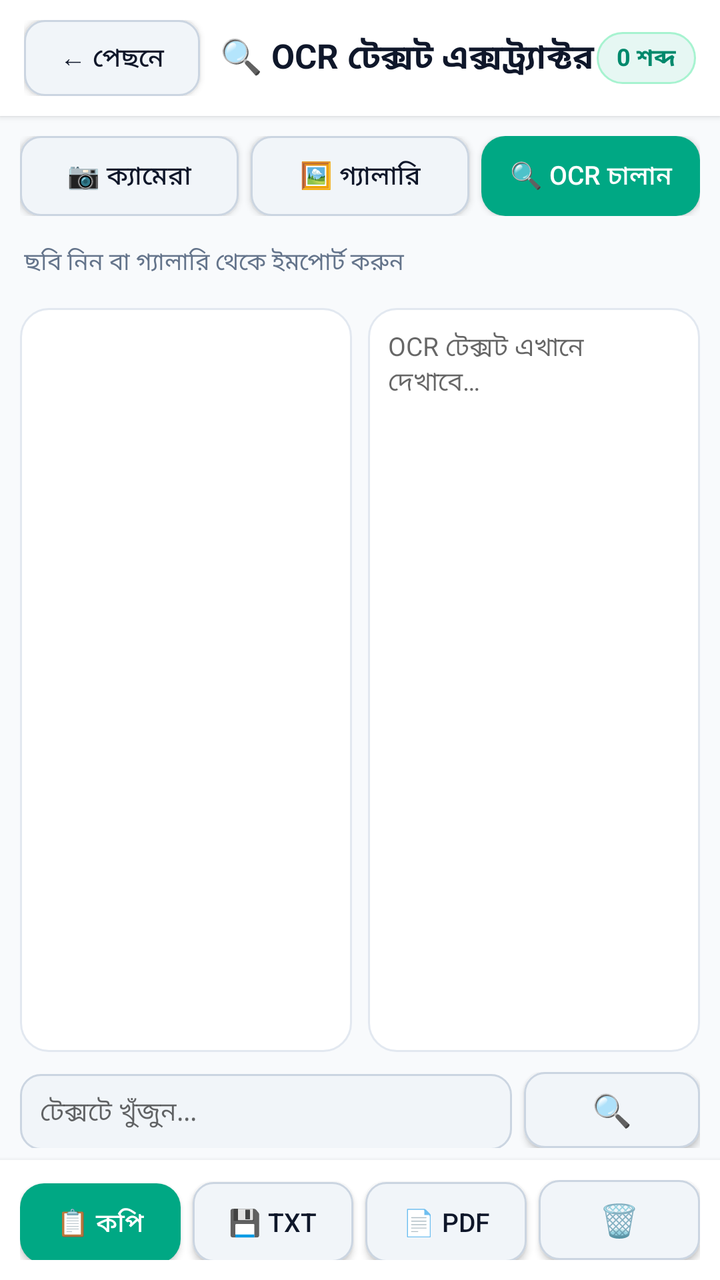
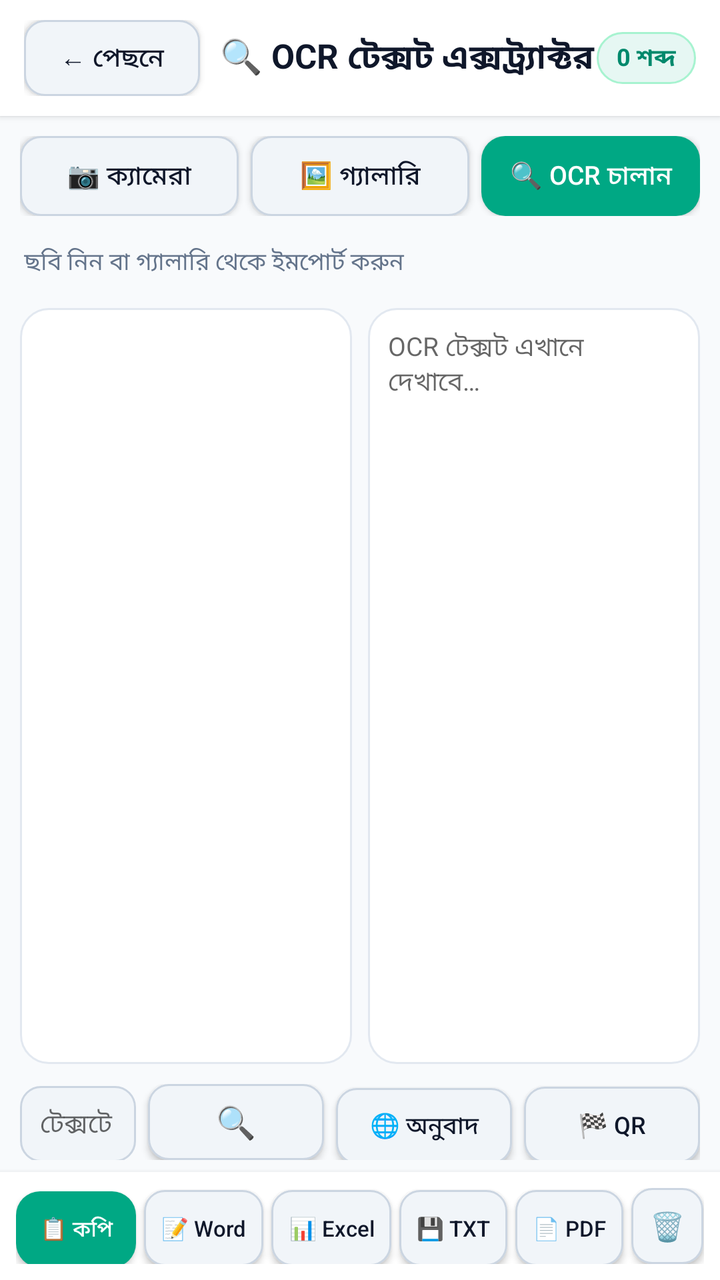

The first picture is an Android layout as it rendered before a commit; the second is the same layout after the commit. The layout source and the unified diff follow.
<!-- AndroidManifest.xml: application theme Theme.CamLabStudio -->
<!-- res/layout/activity_ocr.xml -->
<?xml version="1.0" encoding="utf-8"?>
<LinearLayout xmlns:android="http://schemas.android.com/apk/res/android"
    android:layout_width="match_parent"
    android:layout_height="match_parent"
    android:orientation="vertical"
    android:background="#F8FAFC"
    android:fitsSystemWindows="true">

    
    <LinearLayout
        android:layout_width="match_parent"
        android:layout_height="wrap_content"
        android:background="#FFFFFF"
        android:paddingHorizontal="12dp"
        android:paddingVertical="10dp"
        android:gravity="center_vertical"
        android:elevation="2dp">

        <androidx.appcompat.widget.AppCompatButton
            android:id="@+id/btn_ocr_back"
            android:layout_width="wrap_content"
            android:layout_height="38dp"
            android:paddingHorizontal="12dp"
            android:text="← পেছনে"
            android:textAllCaps="false"
            android:background="@drawable/bg_btn_outline"
            android:textColor="#0F172A"
            android:textSize="13sp" />

        <TextView
            android:layout_width="0dp"
            android:layout_height="wrap_content"
            android:layout_weight="1"
            android:layout_marginStart="10dp"
            android:text="🔍 OCR টেক্সট এক্সট্র্যাক্টর"
            android:textColor="#0F172A"
            android:textSize="17sp"
            android:textStyle="bold" />

        <TextView
            android:id="@+id/tv_ocr_word_count"
            android:layout_width="wrap_content"
            android:layout_height="wrap_content"
            android:background="@drawable/bg_chip"
            android:paddingHorizontal="10dp"
            android:paddingVertical="4dp"
            android:text="0 শব্দ"
            android:textColor="#00896C"
            android:textStyle="bold"
            android:textSize="12sp" />
    </LinearLayout>

    
    <LinearLayout
        android:layout_width="match_parent"
        android:layout_height="wrap_content"
        android:orientation="horizontal"
        android:padding="10dp">

        <androidx.appcompat.widget.AppCompatButton
            android:id="@+id/btn_ocr_camera"
            android:layout_width="0dp"
            android:layout_height="40dp"
            android:layout_weight="1"
            android:layout_marginEnd="6dp"
            android:text="📷 ক্যামেরা"
            android:textAllCaps="false"
            android:textSize="13sp"
            android:textColor="#0F172A"
            android:background="@drawable/bg_btn_outline" />

        <androidx.appcompat.widget.AppCompatButton
            android:id="@+id/btn_ocr_gallery"
            android:layout_width="0dp"
            android:layout_height="40dp"
            android:layout_weight="1"
            android:layout_marginEnd="6dp"
            android:text="🖼️ গ্যালারি"
            android:textAllCaps="false"
            android:textSize="13sp"
            android:textColor="#0F172A"
            android:background="@drawable/bg_btn_outline" />

        <androidx.appcompat.widget.AppCompatButton
            android:id="@+id/btn_ocr_run"
            android:layout_width="0dp"
            android:layout_height="40dp"
            android:layout_weight="1"
            android:text="🔍 OCR চালান"
            android:textAllCaps="false"
            android:textSize="13sp"
            android:textColor="#FFFFFF"
            android:background="@drawable/bg_btn_primary" />
    </LinearLayout>

    
    <ProgressBar
        android:id="@+id/pb_ocr"
        android:layout_width="match_parent"
        android:layout_height="4dp"
        style="?android:attr/progressBarStyleHorizontal"
        android:visibility="gone"
        android:indeterminate="true"
        android:progressTint="#00896C" />

    <TextView
        android:id="@+id/tv_ocr_status"
        android:layout_width="match_parent"
        android:layout_height="wrap_content"
        android:paddingHorizontal="12dp"
        android:paddingVertical="4dp"
        android:text="ছবি নিন বা গ্যালারি থেকে ইমপোর্ট করুন"
        android:textColor="#64748B"
        android:textSize="12sp" />

    
    <LinearLayout
        android:layout_width="match_parent"
        android:layout_height="0dp"
        android:layout_weight="1"
        android:orientation="horizontal"
        android:padding="10dp">

        
        <ImageView
            android:id="@+id/iv_ocr_preview"
            android:layout_width="0dp"
            android:layout_height="match_parent"
            android:layout_weight="1"
            android:layout_marginEnd="8dp"
            android:scaleType="fitCenter"
            android:background="@drawable/bg_card"
            android:padding="4dp"
            android:contentDescription="OCR Source Image" />

        
        <EditText
            android:id="@+id/et_ocr_result"
            android:layout_width="0dp"
            android:layout_height="match_parent"
            android:layout_weight="1"
            android:hint="OCR টেক্সট এখানে দেখাবে…"
            android:gravity="top|start"
            android:textSize="13sp"
            android:textColor="#0F172A"
            android:background="@drawable/bg_card"
            android:padding="10dp"
            android:scrollbarAlwaysDrawVerticalTrack="true"
            android:scrollbars="vertical"
            android:overScrollMode="always"
            android:inputType="textMultiLine"
            android:imeOptions="flagNoEnterAction" />
    </LinearLayout>

    
    <LinearLayout
        android:layout_width="match_parent"
        android:layout_height="wrap_content"
        android:orientation="horizontal"
        android:paddingHorizontal="10dp"
        android:paddingBottom="6dp">

        <EditText
            android:id="@+id/et_ocr_search"
            android:layout_width="0dp"
            android:layout_height="38dp"
            android:layout_weight="1"
            android:layout_marginEnd="6dp"
            android:hint="টেক্সটে খুঁজুন..."
            android:textSize="13sp"
            android:textColor="#0F172A"
            android:background="@drawable/bg_btn_outline"
            android:paddingHorizontal="10dp"
            android:imeOptions="actionSearch"
            android:inputType="text" />

        <androidx.appcompat.widget.AppCompatButton
            android:id="@+id/btn_ocr_highlight"
            android:layout_width="wrap_content"
            android:layout_height="38dp"
            android:paddingHorizontal="10dp"
            android:text="🔍"
            android:textAllCaps="false"
            android:textSize="16sp"
            android:textColor="#00896C"
            android:background="@drawable/bg_btn_outline" />
    </LinearLayout>

    
    <LinearLayout
        android:layout_width="match_parent"
        android:layout_height="wrap_content"
        android:orientation="horizontal"
        android:background="#FFFFFF"
        android:paddingHorizontal="10dp"
        android:paddingVertical="10dp"
        android:elevation="4dp">

        <androidx.appcompat.widget.AppCompatButton
            android:id="@+id/btn_ocr_copy"
            android:layout_width="0dp"
            android:layout_height="40dp"
            android:layout_weight="1"
            android:layout_marginEnd="6dp"
            android:text="📋 কপি"
            android:textAllCaps="false"
            android:textSize="13sp"
            android:textColor="#FFFFFF"
            android:background="@drawable/bg_btn_primary" />

        <androidx.appcompat.widget.AppCompatButton
            android:id="@+id/btn_ocr_save_txt"
            android:layout_width="0dp"
            android:layout_height="40dp"
            android:layout_weight="1"
            android:layout_marginEnd="6dp"
            android:text="💾 TXT"
            android:textAllCaps="false"
            android:textSize="13sp"
            android:textColor="#0F172A"
            android:background="@drawable/bg_btn_outline" />

        <androidx.appcompat.widget.AppCompatButton
            android:id="@+id/btn_ocr_save_pdf"
            android:layout_width="0dp"
            android:layout_height="40dp"
            android:layout_weight="1"
            android:layout_marginEnd="6dp"
            android:text="📄 PDF"
            android:textAllCaps="false"
            android:textSize="13sp"
            android:textColor="#0F172A"
            android:background="@drawable/bg_btn_outline" />

        <androidx.appcompat.widget.AppCompatButton
            android:id="@+id/btn_ocr_clear"
            android:layout_width="0dp"
            android:layout_height="40dp"
            android:layout_weight="1"
            android:text="🗑️"
            android:textAllCaps="false"
            android:textSize="16sp"
            android:textColor="#EF4444"
            android:background="@drawable/bg_btn_outline" />
    </LinearLayout>
</LinearLayout>
<!-- resources referenced by this layout -->
<resources>
  <!-- drawable bg_btn_outline (drawable) -->
  <?xml version="1.0" encoding="utf-8"?>
  <shape xmlns:android="http://schemas.android.com/apk/res/android" android:shape="rectangle">
      <solid android:color="#F1F5F9" />
      <corners android:radius="10dp" />
      <stroke android:width="1dp" android:color="#CBD5E1" />
  </shape>
  <!-- drawable bg_btn_primary (drawable) -->
  <?xml version="1.0" encoding="utf-8"?>
  <shape xmlns:android="http://schemas.android.com/apk/res/android" android:shape="rectangle">
      <solid android:color="#00A884" />
      <corners android:radius="12dp" />
  </shape>
  <!-- drawable bg_card (drawable) -->
  <?xml version="1.0" encoding="utf-8"?>
  <shape xmlns:android="http://schemas.android.com/apk/res/android" android:shape="rectangle">
      <solid android:color="#FFFFFF" />
      <corners android:radius="14dp" />
      <stroke android:width="1dp" android:color="#E2E8F0" />
  </shape>
  <!-- drawable bg_chip (drawable) -->
  <?xml version="1.0" encoding="utf-8"?>
  <shape xmlns:android="http://schemas.android.com/apk/res/android" android:shape="rectangle">
      <solid android:color="#E6F7F3" />
      <corners android:radius="20dp" />
      <stroke android:width="1dp" android:color="#A7F3D0" />
  </shape>
  <style name="Theme.CamLabStudio" parent="Theme.MaterialComponents.Light.NoActionBar">
          <item name="colorPrimary">#00A884</item>
          <item name="colorPrimaryDark">#00896C</item>
          <item name="colorAccent">#00A884</item>
          <item name="android:statusBarColor">#00896C</item>
          <item name="android:textAllCaps">false</item>
      </style>
</resources>

<!-- the commit's change to res/layout/activity_ocr.xml (unified diff, before → after) -->
@@ -179,11 +179,35 @@
             android:layout_width="wrap_content"
             android:layout_height="38dp"
             android:paddingHorizontal="10dp"
+            android:layout_marginEnd="6dp"
             android:text="🔍"
             android:textAllCaps="false"
             android:textSize="16sp"
             android:textColor="#00896C"
             android:background="@drawable/bg_btn_outline" />
+
+        <androidx.appcompat.widget.AppCompatButton
+            android:id="@+id/btn_ocr_translate"
+            android:layout_width="wrap_content"
+            android:layout_height="38dp"
+            android:paddingHorizontal="10dp"
+            android:layout_marginEnd="6dp"
+            android:text="🌐 অনুবাদ"
+            android:textAllCaps="false"
+            android:textSize="12sp"
+            android:textColor="#0F172A"
+            android:background="@drawable/bg_btn_outline" />
+
+        <androidx.appcompat.widget.AppCompatButton
+            android:id="@+id/btn_ocr_qr"
+            android:layout_width="wrap_content"
+            android:layout_height="38dp"
+            android:paddingHorizontal="10dp"
+            android:text="🏁 QR"
+            android:textAllCaps="false"
+            android:textSize="12sp"
+            android:textColor="#0F172A"
+            android:background="@drawable/bg_btn_outline" />
     </LinearLayout>
 
     
@@ -192,54 +216,77 @@
         android:layout_height="wrap_content"
         android:orientation="horizontal"
         android:background="#FFFFFF"
-        android:paddingHorizontal="10dp"
-        android:paddingVertical="10dp"
+        android:paddingHorizontal="8dp"
+        android:paddingVertical="8dp"
         android:elevation="4dp">
 
         <androidx.appcompat.widget.AppCompatButton
             android:id="@+id/btn_ocr_copy"
             android:layout_width="0dp"
-            android:layout_height="40dp"
-            android:layout_weight="1"
-            android:layout_marginEnd="6dp"
+            android:layout_height="38dp"
+            android:layout_weight="1"
+            android:layout_marginEnd="4dp"
             android:text="📋 কপি"
             android:textAllCaps="false"
-            android:textSize="13sp"
+            android:textSize="11sp"
             android:textColor="#FFFFFF"
             android:background="@drawable/bg_btn_primary" />
 
         <androidx.appcompat.widget.AppCompatButton
+            android:id="@+id/btn_ocr_save_doc"
+            android:layout_width="0dp"
+            android:layout_height="38dp"
+            android:layout_weight="1"
+            android:layout_marginEnd="4dp"
+            android:text="📝 Word"
+            android:textAllCaps="false"
+            android:textSize="11sp"
+            android:textColor="#0F172A"
+            android:background="@drawable/bg_btn_outline" />
+
+        <androidx.appcompat.widget.AppCompatButton
+            android:id="@+id/btn_ocr_save_csv"
+            android:layout_width="0dp"
+            android:layout_height="38dp"
+            android:layout_weight="1"
+            android:layout_marginEnd="4dp"
+            android:text="📊 Excel"
+            android:textAllCaps="false"
+            android:textSize="11sp"
+            android:textColor="#0F172A"
+            android:background="@drawable/bg_btn_outline" />
+
+        <androidx.appcompat.widget.AppCompatButton
             android:id="@+id/btn_ocr_save_txt"
             android:layout_width="0dp"
-            android:layout_height="40dp"
-            android:layout_weight="1"
-            android:layout_marginEnd="6dp"
+            android:layout_height="38dp"
+            android:layout_weight="0.9"
+            android:layout_marginEnd="4dp"
             android:text="💾 TXT"
             android:textAllCaps="false"
-            android:textSize="13sp"
+            android:textSize="11sp"
             android:textColor="#0F172A"
             android:background="@drawable/bg_btn_outline" />
 
         <androidx.appcompat.widget.AppCompatButton
             android:id="@+id/btn_ocr_save_pdf"
             android:layout_width="0dp"
-            android:layout_height="40dp"
-            android:layout_weight="1"
-            android:layout_marginEnd="6dp"
+            android:layout_height="38dp"
+            android:layout_weight="0.9"
+            android:layout_marginEnd="4dp"
             android:text="📄 PDF"
             android:textAllCaps="false"
-            android:textSize="13sp"
+            android:textSize="11sp"
             android:textColor="#0F172A"
             android:background="@drawable/bg_btn_outline" />
 
         <androidx.appcompat.widget.AppCompatButton
             android:id="@+id/btn_ocr_clear"
-            android:layout_width="0dp"
-            android:layout_height="40dp"
-            android:layout_weight="1"
+            android:layout_width="36dp"
+            android:layout_height="38dp"
             android:text="🗑️"
             android:textAllCaps="false"
-            android:textSize="16sp"
+            android:textSize="14sp"
             android:textColor="#EF4444"
             android:background="@drawable/bg_btn_outline" />
     </LinearLayout>
